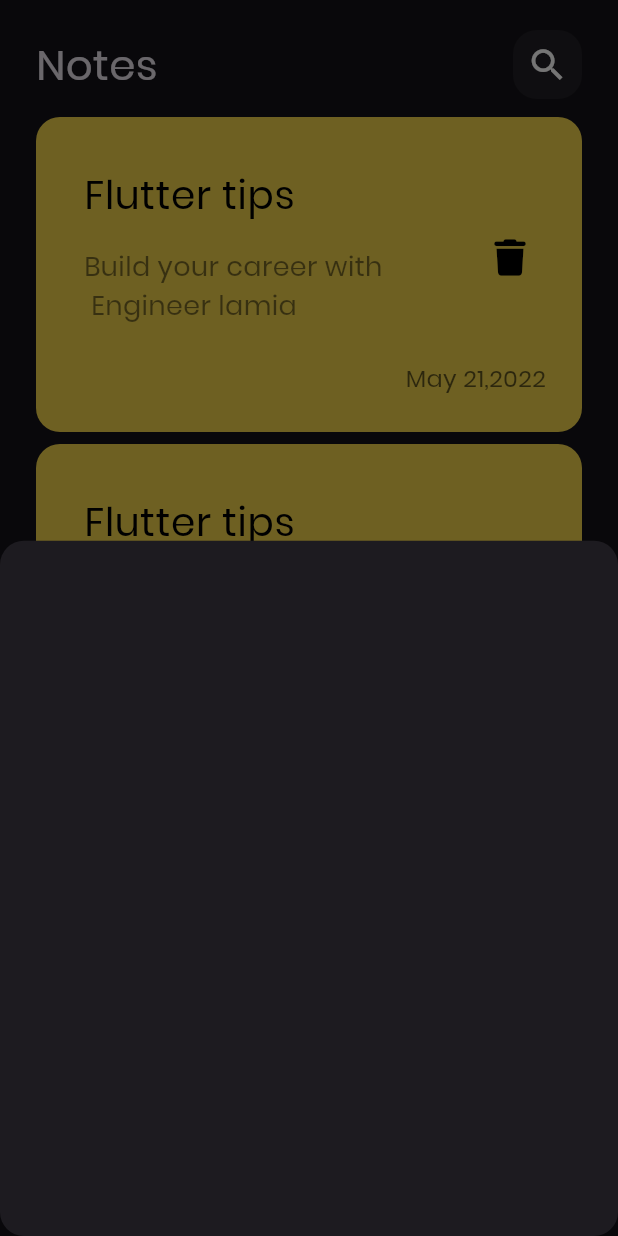
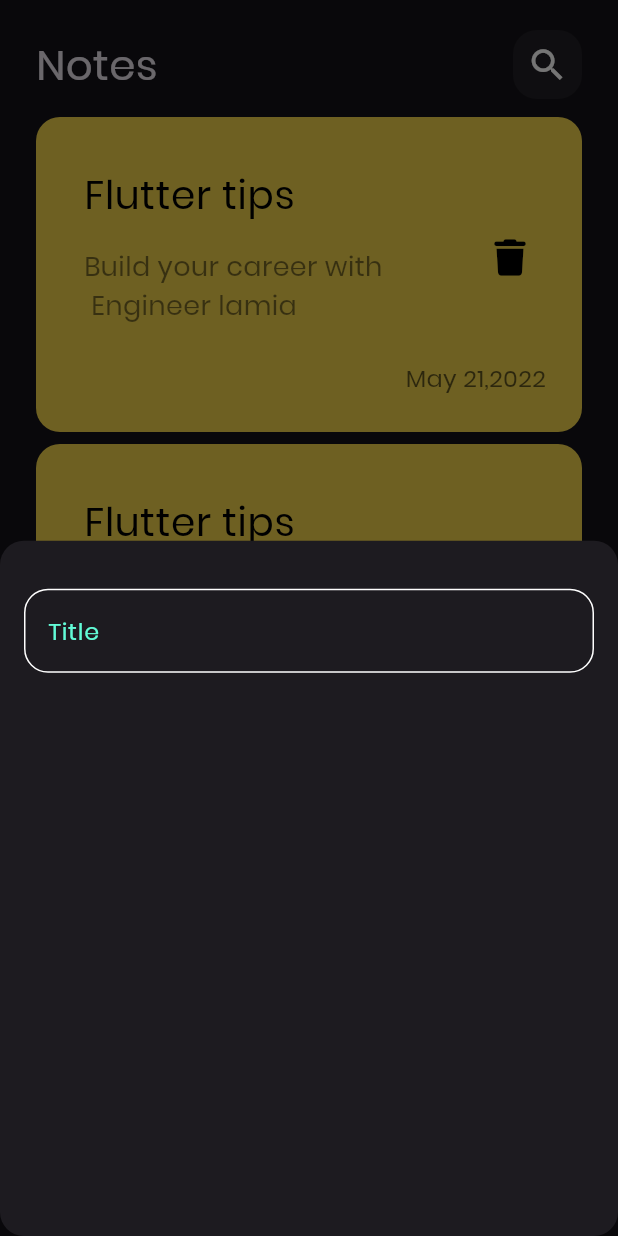
Before and after one commit to LamiaAlariqi/notes_app, a Flutter app: the screen it shows after launch, after a tap on the "add" icon, on a phone screen of 412 x 824 dp. Run offline on Flutter 3.47's test engine with Material 3 defaults, Android fonts, the phone set to English and light mode, and no system bars; our stand-ins replace font_awesome_flutter.

Commit message:
create custom text field

```diff
--- a/lib/Wegets/addnotebuttonsheet.dart
+++ b/lib/Wegets/addnotebuttonsheet.dart
@@ -1,14 +1,19 @@
  import 'package:flutter/material.dart';
+import 'package:notes_app/Wegets/customTextfield.dart';
 
 class addnotebuttonsheet extends StatelessWidget {
   const addnotebuttonsheet({super.key});
 
   @override
   Widget build(BuildContext context) {
-    return Container(
-
-
-
+    return Padding(
+      padding: const EdgeInsets.symmetric(horizontal: 16),
+      child: Column(
+        children: const [
+          SizedBox(height: 32,),
+          customTextfield()
+        ],
+      ),
     );
   }
 }
--- /dev/null
+++ b/lib/Wegets/constants.dart
@@ -0,0 +1,3 @@
+import 'dart:ui';
+
+const Kprimarycolor=Color(0xff62fcd7);
--- /dev/null
+++ b/lib/Wegets/customTextfield.dart
@@ -0,0 +1,27 @@
+import 'package:flutter/material.dart';
+import 'package:notes_app/Wegets/constants.dart';
+
+class customTextfield extends StatelessWidget {
+  const customTextfield({super.key});
+
+  @override
+  Widget build(BuildContext context) {
+    return TextField(
+      cursorColor:Kprimarycolor ,
+      decoration: InputDecoration(
+        hintText: 'Title',
+        hintStyle: TextStyle(color: Kprimarycolor),
+        border: buildborder(),
+        enabledBorder: buildborder(),
+        focusedBorder: buildborder(Kprimarycolor)
+      ),
+    );
+  }
+
+  OutlineInputBorder buildborder([Color]) {
+    return OutlineInputBorder(
+        borderRadius: BorderRadius.circular(16),
+        borderSide: BorderSide(color:Color?? Colors.white)
+      );
+  }
+}
```
